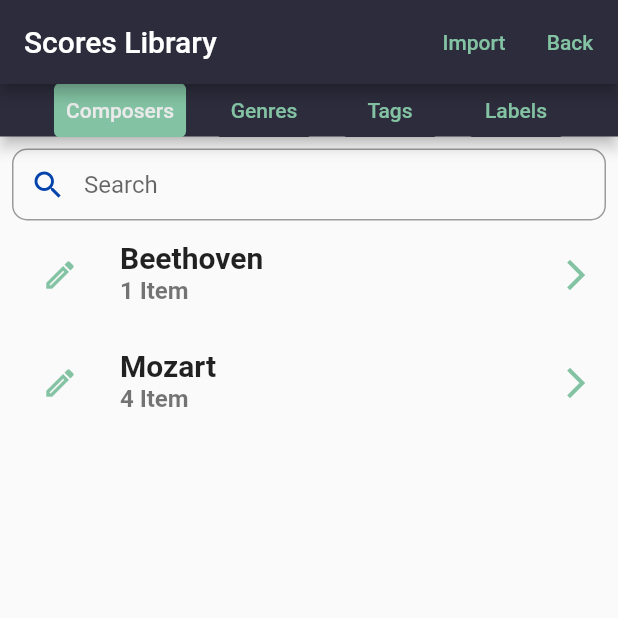
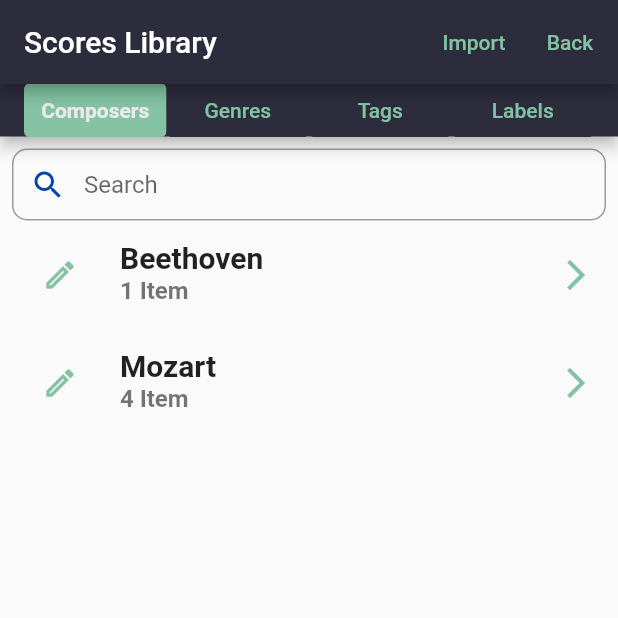
Before and after one commit to cat-matta/MelodyNotes, a Flutter app: the ScoreDrawer screen opened directly, on a phone screen of 412 x 824 dp, the top half of it. Run offline on Flutter 3.47's test engine with Material 2 defaults, Android fonts, the light colour scheme and no system bars; our stand-ins replace camera, drift, file_picker, get_it; missing offline and left inert: advance_pdf_viewer, document_scanner_flutter, modal_side_sheet; accounts and stored records are empty; generated files the repository leaves out were written again.

Commit message:
overflow issue

```diff
--- a/lib/widgets/ScoresDrawer.dart
+++ b/lib/widgets/ScoresDrawer.dart
@@ -54,6 +54,7 @@ class _ScoresLibraryWidgetState extends State<ScoreDrawer> {
   @override
   Widget build(BuildContext context) {
     final mediaQuerry = MediaQuery.of(context);
+   double unitHeightValue = MediaQuery.of(context).size.height * 0.01;
 
     // This is for list tile containing the unique composer/genre/tags/labels
     List<Widget> _widgetOptions = <Widget>[
@@ -156,12 +157,11 @@ class _ScoresLibraryWidgetState extends State<ScoreDrawer> {
             backgroundColor: AppTheme.darkBackground,
             toolbarHeight: 35.0,
             automaticallyImplyLeading: false,
-            leadingWidth: mediaQuerry.size.width,
+
             title: Row(
-              children: [
-                //Spacer(),
-                Spacer(),
-                TextButton(
+              children: <Widget>[
+                Expanded(
+                    child: TextButton(
                   onPressed: () => {
                     setState(() {
                       _hasBeenPressedComposer = true;
@@ -171,7 +171,10 @@ class _ScoresLibraryWidgetState extends State<ScoreDrawer> {
                       _onItemTapped(0);
                     })
                   },
-                  child: const Text('Composers'),
+                  child: const Text('Composers',
+                  style: TextStyle(
+                     fontWeight: FontWeight.w600,
+                    ), ),
                   style: TextButton.styleFrom(
                       primary: _hasBeenPressedComposer
                           ? AppTheme.lightBackground
@@ -179,9 +182,9 @@ class _ScoresLibraryWidgetState extends State<ScoreDrawer> {
                       backgroundColor: _hasBeenPressedComposer
                           ? AppTheme.accentMain
                           : AppTheme.darkBackground),
-                ),
-                Spacer(),
-                TextButton(
+                )),
+                Expanded(
+                    child: TextButton(
                   onPressed: () => {
                     setState(() {
                       _hasBeenPressedGenres = true;
@@ -199,9 +202,10 @@ class _ScoresLibraryWidgetState extends State<ScoreDrawer> {
                     backgroundColor: _hasBeenPressedGenres
                         ? AppTheme.accentMain
                         : AppTheme.darkBackground,
+                  ),
                 )),
-                Spacer(),
-                TextButton(
+                Expanded(
+                    child: TextButton(
                   onPressed: () => {
                     setState(() {
                       _hasBeenPressedTags = true;
@@ -219,9 +223,10 @@ class _ScoresLibraryWidgetState extends State<ScoreDrawer> {
                     backgroundColor: _hasBeenPressedTags
                         ? AppTheme.accentMain
                         : AppTheme.darkBackground,
+                  ),
                 )),
-                Spacer(),
-                TextButton(
+                Expanded(
+                    child: TextButton(
                   onPressed: () => {
                     setState(() {
                       _hasBeenPressedTags = false;
@@ -239,8 +244,8 @@ class _ScoresLibraryWidgetState extends State<ScoreDrawer> {
                     backgroundColor: _hasBeenPressedLabels
                         ? AppTheme.accentMain
                         : AppTheme.darkBackground,
+                  ),
                 )),
-                Spacer(),
               ],
             ),
           ),
```
Lines whose indentation alone changed are shown as unchanged.
